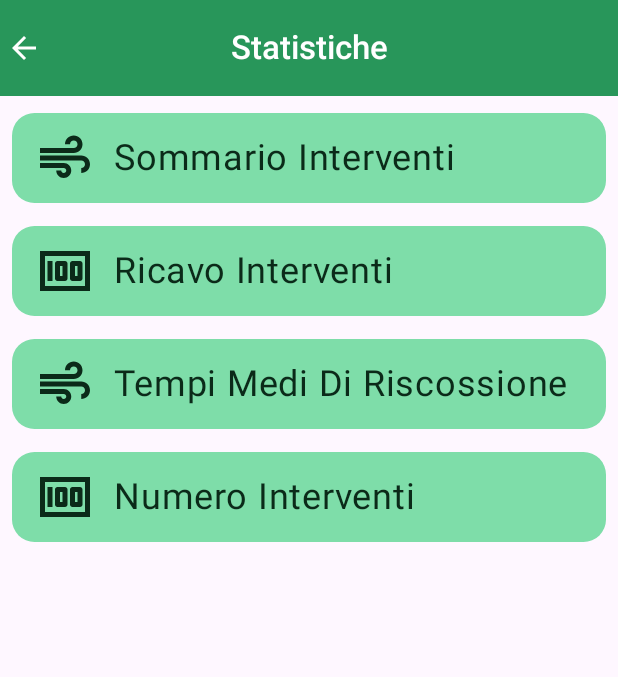
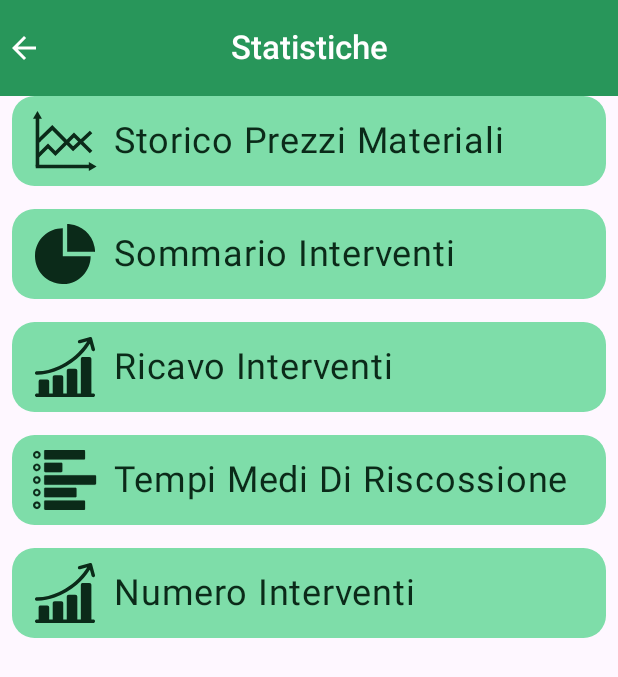
Before and after one commit to BeaBarba/BarbApp, an Android app built with Jetpack Compose: the StatisticsActivity screen opened directly, with no data from a screen before it, on a phone screen of 412 x 824 dp. Shown: the top 677 px of the screen. Run offline under Robolectric (Android 15) with nearby library versions, the phone set to English and light mode, and no system bars.

Commit message:
Fixed the icons on StatisticsActivity

```diff
--- a/app/src/main/java/com/example/myapplication/ui/component/GeneralComponents.kt
+++ b/app/src/main/java/com/example/myapplication/ui/component/GeneralComponents.kt
@@ -195,7 +195,7 @@ fun HomeCard(item : String, iconName : Painter, onclick: () -> Unit) {
 }
 
 @Composable
-fun StatisticCard(text: String, icon: ImageVector, iconDescription : String, contentPadding : PaddingValues, onClick : () -> Unit){
+fun StatisticCard(text: String, icon: Painter, iconDescription : String, contentPadding : PaddingValues, onClick : () -> Unit){
     Card(
         modifier = Modifier
             .padding(start = contentPadding.calculateStartPadding(LayoutDirection.Ltr) + 8.dp,
--- a/app/src/main/java/com/example/myapplication/ui/screen/StatisticsActivity.kt
+++ b/app/src/main/java/com/example/myapplication/ui/screen/StatisticsActivity.kt
@@ -12,16 +12,16 @@ import androidx.compose.foundation.layout.fillMaxSize
 import androidx.compose.foundation.layout.padding
 import androidx.compose.foundation.layout.size
 import androidx.compose.material.icons.Icons
-import androidx.compose.material.icons.filled.Air
+import androidx.compose.material.icons.automirrored.filled.ArrowBack
 import androidx.compose.material.icons.filled.ArrowBack
-import androidx.compose.material.icons.filled.Money
 import androidx.compose.material3.Icon
 import androidx.compose.material3.MaterialTheme
 import androidx.compose.material3.Scaffold
 import androidx.compose.ui.Modifier
-import androidx.compose.ui.focus.focusModifier
+import androidx.compose.ui.res.painterResource
 import androidx.compose.ui.unit.LayoutDirection
 import androidx.compose.ui.unit.dp
+import com.example.myapplication.R
 import com.example.myapplication.ui.component.StatisticCard
 import com.example.myapplication.ui.component.TopAppBar
 import com.example.myapplication.ui.theme.MyApplicationTheme
@@ -34,25 +34,25 @@ class StatisticsActivity : ComponentActivity(){
             MyApplicationTheme {
                 Scaffold (Modifier.fillMaxSize()){ innerPadding ->
                     Scaffold( modifier = Modifier.padding(bottom = innerPadding.calculateBottomPadding()).fillMaxSize(),
-                        topBar = { TopAppBar("Statistiche", {Icon(Icons.Filled.ArrowBack, "Back", tint = MaterialTheme.colorScheme.onPrimary)},{})}
+                        topBar = { TopAppBar("Statistiche", {Icon(Icons.AutoMirrored.Filled.ArrowBack, "Back", tint = MaterialTheme.colorScheme.onPrimary)},{})}
                     ){ contentPadding ->
                         Column (
                             modifier = Modifier
                                 .padding(
-                                    top = innerPadding.calculateTopPadding(),
+                                    top = contentPadding.calculateTopPadding() + innerPadding.calculateTopPadding(),
                                     start = contentPadding.calculateStartPadding(LayoutDirection.Ltr),
                                     end = contentPadding.calculateEndPadding(LayoutDirection.Ltr)
                                 ).fillMaxSize(),
                         ) {
-                            StatisticCard("Storico Prezzi Materiali", Icons.Filled.Money, "Price Statistics", contentPadding, {})
+                            StatisticCard("Storico Prezzi Materiali", painterResource(R.drawable.line_chart), "Price Statistics", contentPadding, {})
                             Spacer(Modifier.size(15.dp))
-                            StatisticCard("Sommario Interventi", Icons.Filled.Air, "Jobs Statistics", contentPadding, {})
+                            StatisticCard("Sommario Interventi", painterResource(R.drawable.pie_chart), "Jobs Statistics", contentPadding, {})
                             Spacer(Modifier.size(15.dp))
-                            StatisticCard("Ricavo Interventi", Icons.Filled.Money, "Jobs Revenue", contentPadding, {})
+                            StatisticCard("Ricavo Interventi", painterResource(R.drawable.diagram_24dp), "Jobs Revenue", contentPadding, {})
                             Spacer(Modifier.size(15.dp))
-                            StatisticCard("Tempi Medi Di Riscossione", Icons.Filled.Air, "Average Collection Times", contentPadding, {})
+                            StatisticCard("Tempi Medi Di Riscossione", painterResource(R.drawable.bar_chart_24dp), "Average Collection Times", contentPadding, {})
                             Spacer(Modifier.size(15.dp))
-                            StatisticCard("Numero Interventi", Icons.Filled.Money, "Number Of Jobs Per Reference", contentPadding, {})
+                            StatisticCard("Numero Interventi", painterResource(R.drawable.diagram_24dp), "Number Of Jobs Per Reference", contentPadding, {})
                         }
                     }
                 }
--- /dev/null
+++ b/app/src/main/res/drawable/bar_chart_24dp.xml
@@ -0,0 +1,23 @@
+<vector xmlns:android="http://schemas.android.com/apk/res/android" android:height="22.794691dp" android:viewportHeight="365" android:viewportWidth="384.3" android:width="24dp">
+
+    <path android:fillColor="#FF000000" android:pathData="M0.5,331.4c0.4,-0.9 0.8,-1.7 1.1,-2.6a22.7,22.7 0,0 1,44.4 7.3c-0.2,11.1 -8.7,20.8 -19.5,22.2a22.8,22.8 0,0 1,-25.1 -16.2l-0.9,-2.4ZM23.1,346.5a10.8,10.8 0,0 0,11 -10.4,11 11,0 0,0 -10.8,-11.1 10.8,10.8 0,0 0,-0.2 21.5Z" android:strokeColor="#000" android:strokeWidth="1"/>
+
+    <path android:fillColor="#FF000000" android:pathData="M0.5,25.3c1.8,-6.1 4.7,-11.5 10.2,-15.1a22.8,22.8 0,1 1,-8.7 27l-1.5,-3.7ZM23.2,18.5A10.6,10.6 0,0 0,12.5 29.1a10.8,10.8 0,1 0,21.5 -0.1A10.6,10.6 0,0 0,23.2 18.5Z" android:strokeColor="#000" android:strokeWidth="1"/>
+
+    <path android:fillColor="#FF000000" android:pathData="M0.5,178.7l1.2,-3.5a22.7,22.7 0,0 1,44.3 7.4c-0.1,10.9 -8.1,20.5 -18.6,22.2a22.7,22.7 0,0 1,-25.7 -15.1L0.5,186.2ZM23.3,171.8a10.7,10.7 0,1 0,0.1 21.4,11 11,0 0,0 10.7,-10.7A10.9,10.9 0,0 0,23.3 171.8Z" android:strokeColor="#000" android:strokeWidth="1"/>
+
+    <path android:fillColor="#FF000000" android:pathData="M0.5,255.1l1.2,-3.1c3.5,-10.5 14.2,-17.2 24.9,-15.4A22.8,22.8 0,0 1,46 259.2c0,11.2 -8,20.4 -19.3,22.3s-21.3,-4.6 -25,-15.1a28.5,28.5 0,0 0,-1.2 -3.1ZM23.1,248.4a10.8,10.8 0,1 0,0.5 21.5A11.2,11.2 0,0 0,34.1 259.2,10.9 10.9,0 0,0 23.1,248.4Z" android:strokeColor="#000" android:strokeWidth="1"/>
+
+    <path android:fillColor="#FF000000" android:pathData="M0.5,101.6l1.2,-3c3.7,-10.6 14.3,-17.1 25,-15.2a22.7,22.7 0,0 1,-0.1 44.9c-10.6,1.8 -21.3,-4.8 -24.9,-15.4l-1.2,-3ZM23.1,95a10.8,10.8 0,1 0,0.5 21.6c5.8,-0.2 10.7,-5.3 10.4,-11A10.9,10.9 0,0 0,23.1 95Z" android:strokeColor="#000" android:strokeWidth="1"/>
+
+    <path android:fillColor="#FF000000" android:pathData="M225.9,211.2L77.3,211.2c-8,0 -9.2,-1.3 -9.2,-9.4L68.1,162.1c0,-6.8 1.5,-8.3 8.4,-8.3L375.5,153.8c6.7,0 8.2,1.5 8.2,8 0.1,13.8 0.1,27.5 0,41.2 0,6.5 -1.6,8.2 -8.1,8.2Z" android:strokeColor="#000" android:strokeWidth="1"/>
+
+    <path android:fillColor="#FF000000" android:pathData="M192.5,0.5L308.1,0.5c7.2,0 8.5,1.3 8.5,8.5 0,13.7 0.1,27.4 0,41.1 0,6.1 -1.7,7.8 -7.7,7.8q-116.4,0.2 -232.7,0c-6.3,0 -8.1,-1.7 -8.1,-8L68.1,8.4c0,-6.3 1.7,-7.9 8.1,-7.9Z" android:strokeColor="#000" android:strokeWidth="1"/>
+
+    <path android:fillColor="#FF000000" android:pathData="M192.2,364.5L76.6,364.5c-6.9,-0.1 -8.5,-1.6 -8.5,-8.3L68.1,315c0,-6.3 1.8,-8 8,-8L308.8,307c6.1,0 7.8,1.7 7.8,7.8 0.1,14 0.1,27.9 0,41.9 0,6.1 -1.6,7.7 -7.7,7.7Z" android:strokeColor="#000" android:strokeWidth="1"/>
+
+    <path android:fillColor="#FF000000" android:pathData="M166.3,230.4h90.1c6.5,0 8.2,1.7 8.2,8.2q0.1,20.6 0,41.1c0,6.4 -1.7,8.2 -8.2,8.2L76.5,287.9c-6.7,0 -8.4,-1.7 -8.4,-8.4L68.1,238.7c0,-6.7 1.7,-8.3 8.4,-8.3Z" android:strokeColor="#000" android:strokeWidth="1"/>
+
+    <path android:fillColor="#FF000000" android:pathData="M123.1,134.6L76,134.6c-6,-0.1 -7.9,-1.8 -7.9,-7.8L68.1,84.6c0.1,-5.7 2,-7.6 7.8,-7.6L170.5,77c6,0 7.9,1.8 7.9,7.8v41.9c0,6.2 -1.8,7.9 -8.1,7.9Z" android:strokeColor="#000" android:strokeWidth="1"/>
+
+</vector>
--- /dev/null
+++ b/app/src/main/res/drawable/diagram_24dp.xml
@@ -0,0 +1,7 @@
+<vector xmlns:android="http://schemas.android.com/apk/res/android" android:height="23.98748dp" android:viewportHeight="383.2" android:viewportWidth="383.4" android:width="24dp">
+
+    <path android:fillColor="#FF000000" android:pathData="M0,369c3,-6.5 8.1,-9 15.1,-8.3 2.6,0.2 5.2,0 8.1,0L23.2,284.1c0,-9 4.3,-13.2 13.3,-13.2h41.6c8,0 12.5,4.5 12.5,12.6v76.9h22.5L113.1,257.7c0,-9.6 4.1,-13.7 13.5,-13.8h40.8c8.7,0.1 13,4.4 13,13.2q0.2,49.5 0.1,98.8v4.6h22.4L202.9,216.3c0,-9.3 4.2,-13.5 13.4,-13.5h40.5c9.3,0 13.5,4.2 13.5,13.4L270.3,360.5h22.5L292.8,141.6c0,-9.6 4.1,-13.7 13.6,-13.7h40.4c9.1,0 13.3,4.3 13.3,13.3q0.1,107.4 0.1,214.8v4.7h10c7.1,0 11.5,3.1 12.9,8.9s-1.4,9.9 -7.5,13c-0.2,0.1 -0.3,0.4 -0.5,0.6L8.2,383.2a17.2,17.2 0,0 1,-8.2 -8.2Z"/>
+
+    <path android:fillColor="#FF000000" android:pathData="M0,227.5c2.5,-6.7 7.4,-8.9 14.3,-8.9 47.8,-0.5 93,-12.4 136.2,-32.2 62.7,-28.7 116.1,-69.6 158.8,-124 8.1,-10.4 15.2,-21.6 22.7,-32.4l-0.7,-0.9 -2.5,0.4 -39.7,10.6c-8.7,2.3 -15.9,-3.4 -15.1,-11.8 0.4,-4.8 3.7,-8.4 9,-9.8l63.9,-17.1 3.6,-1c6.4,-1.6 12.3,1.4 14,7.8 6.3,23 12.4,45.9 18.5,68.9 1.5,5.8 -2.1,11.9 -7.5,13.3s-12.7,-2.2 -14.5,-8.6c-3.3,-12.1 -6.5,-24.3 -9.8,-36.4a29.9,29.9 0,0 0,-0.9 -2.9c-0.6,0.9 -1.1,1.4 -1.4,2 -21.5,35.3 -48.7,65.6 -79.9,92.4 -42.5,36.6 -89.9,64.8 -142.8,83.5 -36.1,12.8 -73.2,20.2 -111.6,20.8 -7,0.1 -11.9,-2 -14.6,-8.5Z"/>
+
+</vector>
--- /dev/null
+++ b/app/src/main/res/drawable/line_chart.xml
@@ -0,0 +1,19 @@
+<vector xmlns:android="http://schemas.android.com/apk/res/android" android:height="22.645088dp" android:viewportHeight="501.4" android:viewportWidth="531.4" android:width="24dp">
+
+    <path android:fillColor="#00000000" android:pathData="M37.4,53.8L37.4,464" android:strokeColor="#000" android:strokeWidth="30"/>
+
+    <path android:fillColor="#FF000000" android:pathData="M0,64.8l37.4,-64.8l37.4,64.8l-74.8,0z"/>
+
+    <path android:fillColor="#00000000" android:pathData="M22.8,464L477.6,464" android:strokeColor="#000" android:strokeWidth="30"/>
+
+    <path android:fillColor="#FF000000" android:pathData="M466.6,501.4l64.8,-37.4l-64.8,-37.4l0,74.8z"/>
+
+    <path android:fillColor="#00000000" android:pathData="M39.4,379l86,-86 62,62 155,-155 143,143" android:strokeColor="#000" android:strokeWidth="30"/>
+
+    <path android:fillColor="#00000000" android:pathData="M71.3,352.1L37.1,386.3" android:strokeColor="#000" android:strokeWidth="13"/>
+
+    <path android:fillColor="#00000000" android:pathData="M44.9,251l116.1,-111.9l174.2,176.5l150.2,-140.5" android:strokeColor="#000" android:strokeWidth="30"/>
+
+    <path android:fillColor="#00000000" android:pathData="M61.2,246.2L41.9,265.5" android:strokeColor="#000" android:strokeWidth="13"/>
+
+</vector>
--- /dev/null
+++ b/app/src/main/res/drawable/pie_chart.xml
@@ -0,0 +1,7 @@
+<vector xmlns:android="http://schemas.android.com/apk/res/android" android:height="24dp" android:viewportHeight="331.3" android:viewportWidth="331.3" android:width="24dp">
+
+    <path android:fillColor="#FF000000" android:pathData="M331.3,154.1l-4.1,-0.3L177.6,153.8v-4.3q0,-72.6 -0.1,-145.3c0,-1.3 -0.2,-2.7 -0.3,-4.1h9.7l6.7,0.8c32.3,3.7 60.9,15.9 85.3,37.4q40.2,35.5 49.9,88.3c1.1,5.9 1.7,11.9 2.5,17.9Z"/>
+
+    <path android:fillColor="#FF000000" android:pathData="M307.2,177.5c0.7,78.8 -62.1,151.6 -149.3,153.8 -89.9,2.2 -161.2,-69.8 -157.8,-159.9C3.4,84.1 76.7,23.3 153.5,24.1L153.5,177.5Z"/>
+
+</vector>
```
